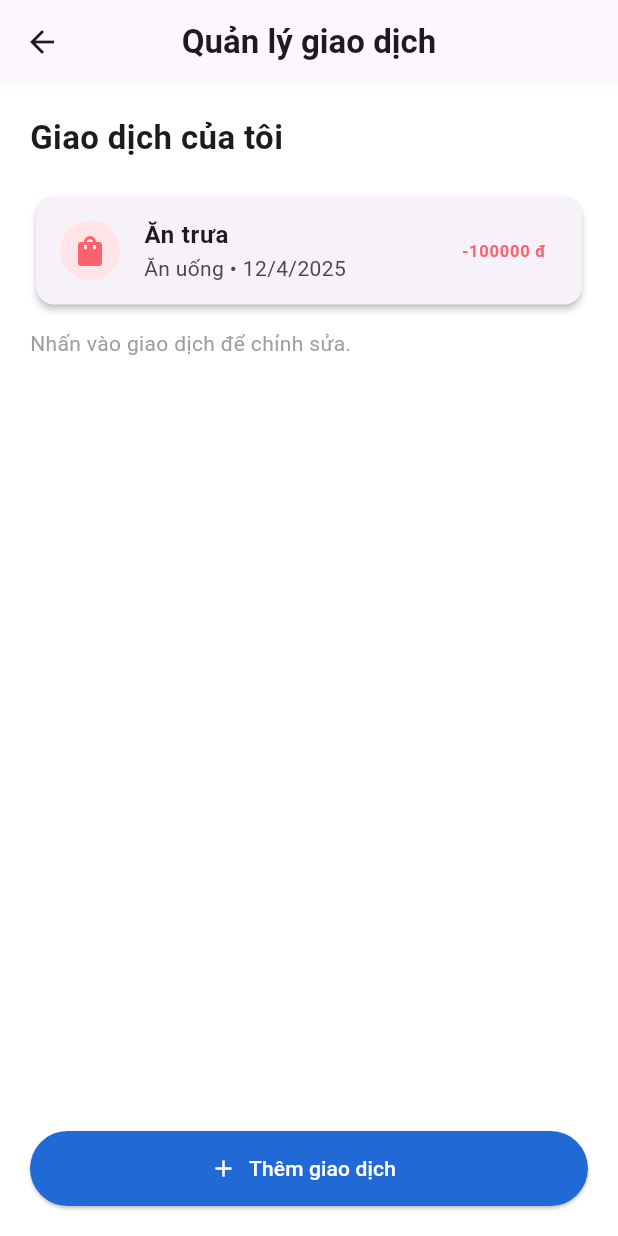
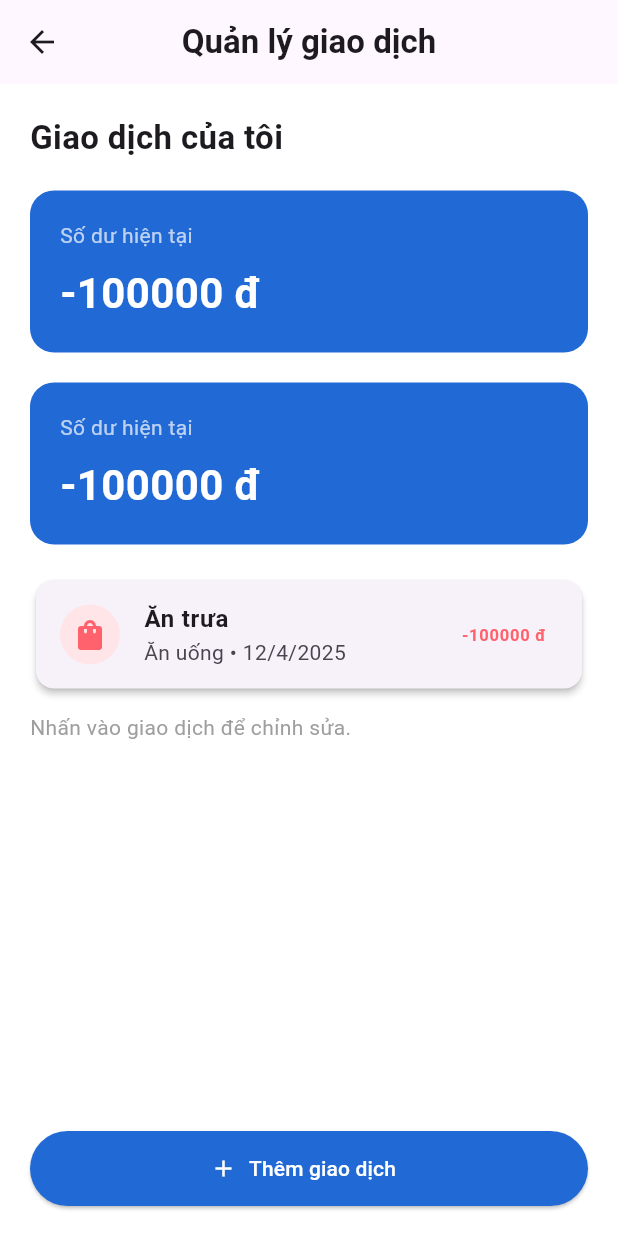
Before and after one commit to thkhuongkhmt2411069/KHMT2411069_TranHoangKhuong_casestudy1, a Flutter app: the TransactionHomeScreen screen opened directly, on a phone screen of 412 x 824 dp. Run offline on Flutter 3.47's test engine with Material 3 defaults, Android fonts, the phone set to English and light mode, and no system bars; Roboto replaces fonts that are missing (Arial).

Commit message:
feat: complete buoi 4 expense manager

```diff
--- a/task_manager/lib/main.dart
+++ b/task_manager/lib/main.dart
@@ -103,6 +103,22 @@ class _TransactionHomeScreenState extends State<TransactionHomeScreen> {
   DateTime date = DateTime(2025, 4, 12);
   String note = 'Ăn trưa';
 
+  double get totalIncome {
+  return type == 'Thu nhập'
+      ? (double.tryParse(amount) ?? 0)
+      : 0;
+}
+
+double get totalExpense {
+  return type == 'Chi tiêu'
+      ? (double.tryParse(amount) ?? 0)
+      : 0;
+}
+
+double get balance {
+  return totalIncome - totalExpense;
+}
+
   Future<void> openAddScreen() async {
     final result = await Navigator.push(
       context,
@@ -176,9 +192,69 @@ class _TransactionHomeScreenState extends State<TransactionHomeScreen> {
                 fontWeight: FontWeight.bold,
               ),
             ),
+
             const SizedBox(height: 20),
-            Card(
-              elevation: 2,
+
+Container(
+  width: double.infinity,
+  padding: const EdgeInsets.all(20),
+  decoration: BoxDecoration(
+    color: primaryBlue,
+    borderRadius: BorderRadius.circular(16),
+  ),
+  child: Column(
+    crossAxisAlignment: CrossAxisAlignment.start,
+    children: [
+      const Text(
+        'Số dư hiện tại',
+        style: TextStyle(color: Colors.white70),
+      ),
+      const SizedBox(height: 8),
+      Text(
+        '${balance.toStringAsFixed(0)} đ',
+        style: const TextStyle(
+          color: Colors.white,
+          fontSize: 28,
+          fontWeight: FontWeight.bold,
+        ),
+      ),
+    ],
+  ),
+),
+
+const SizedBox(height: 20),
+
+Container(
+  width: double.infinity,
+  padding: const EdgeInsets.all(20),
+  decoration: BoxDecoration(
+    color: primaryBlue,
+    borderRadius: BorderRadius.circular(16),
+  ),
+  child: Column(
+    crossAxisAlignment: CrossAxisAlignment.start,
+    children: [
+      const Text(
+        'Số dư hiện tại',
+        style: TextStyle(color: Colors.white70),
+      ),
+      const SizedBox(height: 8),
+      Text(
+        '${balance.toStringAsFixed(0)} đ',
+        style: const TextStyle(
+          color: Colors.white,
+          fontSize: 28,
+          fontWeight: FontWeight.bold,
+        ),
+      ),
+    ],
+  ),
+),
+
+const SizedBox(height: 20),
+Card(
+  elevation: 2,
+
               child: ListTile(
                 leading: CircleAvatar(
                   backgroundColor: type == 'Chi tiêu'
```
Also changed, not shown: 1 other file.
